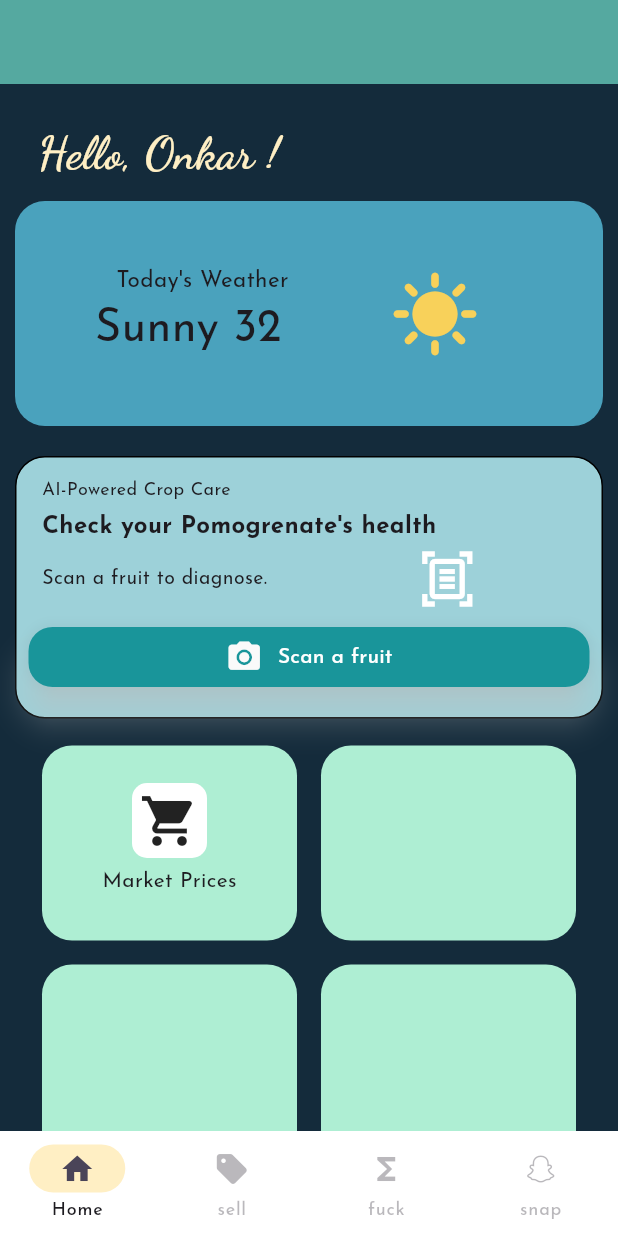
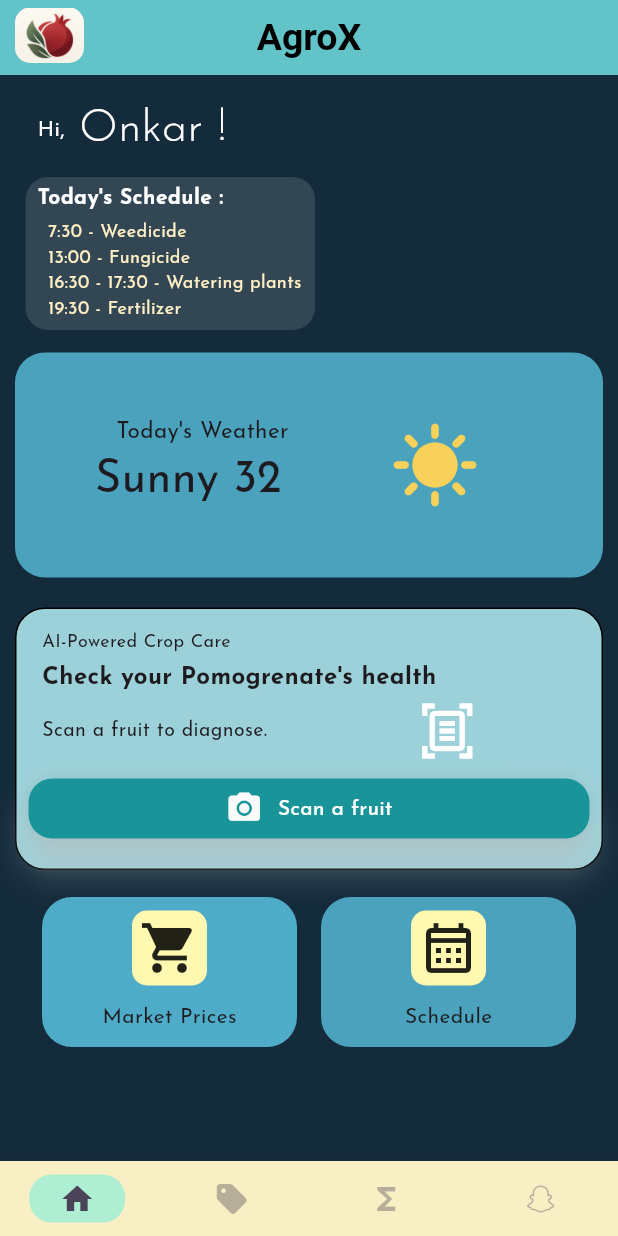
Before and after one commit to OnkarGaikwad-astro/AgroX, a Flutter app: the screen it shows after launch, on a phone screen of 412 x 824 dp. Run offline on Flutter 3.47's test engine with Material 3 defaults, Android fonts, the phone set to English and light mode, and no system bars; our stand-ins replace google_fonts.

Commit message:
added features

```diff
--- a/agrox/lib/homePage.dart
+++ b/agrox/lib/homePage.dart
@@ -18,17 +18,72 @@ class _HomepageState extends State<Homepage> {
         child: Column(
           children: [
             Padding(
-              padding: const EdgeInsets.only(top: 25, left: 25, bottom: 0),
+              padding: const EdgeInsets.only(top: 15, left: 25, bottom: 10),
               child: Container(
+                child: Row(
+                  children: [
+                    Align(
+                      alignment: Alignment.topLeft,
+                      child: Text(
+                        "Hi,",
+                        style: TextStyle(color: Colors.white),
+                      ),
+                    ),
+                    Align(
+                      alignment: Alignment.topLeft,
+                      child: Text(
+                        " ${widget.username} !",
+                        style: GoogleFonts.josefinSans(
+                          fontSize: 30,
+                          fontWeight: FontWeight.w300,
+                          color: Colors.white,
+                        ),
+                      ),
+                    ),
+                  ],
+                ),
+              ),
+            ),
+            Padding(
+              padding: const EdgeInsets.only(left: 17.0, bottom: 5),
               child: Align(
-                  alignment: AlignmentGeometry.topLeft,
+                alignment: Alignment.centerLeft,
+                child: Container(
+                  // height: 130,
+                  // width: 200,
+                  decoration: BoxDecoration(
+                    borderRadius: BorderRadius.circular(15),
+                    color: const Color.fromARGB(33, 255, 255, 255),
+                  ),
+                  child: Column(
+                    crossAxisAlignment: CrossAxisAlignment.start,
+                    children: [
+                      Padding(
+                        padding: const EdgeInsets.only(
+                          left: 8.0,
+                          top: 4,
+                          bottom: 4,
+                        ),
                         child: Text(
-                    "Hello, ${widget.username} !",
-                    style: GoogleFonts.dancingScript(
-                      fontSize: 30,
-                      fontWeight: FontWeight.w700,
-                      color: kAccentVariant,
+                          "Today's Schedule :",
+                          style: TextStyle(
+                            color: Colors.white,
+                            fontWeight: FontWeight.bold,
                           ),
+                        ),
+                      ),
+                      Padding(
+                        padding: const EdgeInsets.only(
+                          left: 15.0,
+                          bottom: 6,
+                          right: 5,
+                        ),
+                        child: Text(
+                          "7:30 - Weedicide \n13:00 - Fungicide \n16:30 - 17:30 - Watering plants \n19:30 - Fertilizer",
+                          style: TextStyle(color: kAccentVariant, fontSize: 12),
+                        ),
+                      ),
+                    ],
                   ),
                 ),
               ),
@@ -192,23 +247,32 @@ class _HomepageState extends State<Homepage> {
                 Padding(
                   padding: const EdgeInsets.all(8.0),
                   child: Container(
-                    height: 130,
+                    height: 100,
                     width: 170,
                     decoration: BoxDecoration(
                       borderRadius: BorderRadius.circular(20),
-                      color: kMint,
+                      color: const Color.fromARGB(223, 87, 190, 221),
                     ),
                     child: Column(
                       mainAxisAlignment: MainAxisAlignment.center,
                       children: [
-                        Container(decoration: BoxDecoration(color: Colors.white,borderRadius: BorderRadius.circular(10)),child: Padding(
-                          padding: const EdgeInsets.all(5.0),
-                          child: Icon(Icons.shopping_cart,size: 40,),
-                        )),
                         Padding(
                           padding: const EdgeInsets.all(5.0),
+                          child: Container(
+                            decoration: BoxDecoration(
+                              color: kLemon,
+                              borderRadius: BorderRadius.circular(10),
+                            ),
+                            child: Padding(
+                              padding: const EdgeInsets.all(5.0),
+                              child: Icon(Icons.shopping_cart, size: 40),
+                            ),
+                          ),
+                        ),
+                        Padding(
+                          padding: const EdgeInsets.all(6.0),
                           child: Text("Market Prices"),
-                        )
+                        ),
                       ],
                     ),
                   ),
@@ -216,38 +280,36 @@ class _HomepageState extends State<Homepage> {
                 Padding(
                   padding: const EdgeInsets.all(8.0),
                   child: Container(
-                    height: 130,
+                    height: 100,
                     width: 170,
                     decoration: BoxDecoration(
                       borderRadius: BorderRadius.circular(20),
-                      color: kMint,
+                      color: const Color.fromARGB(223, 82, 179, 208),
                     ),
-                  ),
-                ),
-              ],
-            ),
-            Row(
+                    child: Column(
                       mainAxisAlignment: MainAxisAlignment.center,
                       children: [
                         Padding(
-                  padding: const EdgeInsets.all(8.0),
+                          padding: const EdgeInsets.all(5.0),
                           child: Container(
-                    height: 130,
-                    width: 170,
                             decoration: BoxDecoration(
-                      borderRadius: BorderRadius.circular(20),
-                      color: kMint,
+                              color: kLemon,
+                              borderRadius: BorderRadius.circular(10),
+                            ),
+                            child: Padding(
+                              padding: const EdgeInsets.all(5.0),
+                              child: Icon(
+                                Icons.calendar_month_outlined,
+                                size: 40,
+                              ),
                             ),
                           ),
                         ),
                         Padding(
-                  padding: const EdgeInsets.all(8.0),
-                  child: Container(
-                    height: 130,
-                    width: 170,
-                    decoration: BoxDecoration(
-                      borderRadius: BorderRadius.circular(20),
-                      color: kMint,
+                          padding: const EdgeInsets.all(6.0),
+                          child: Text("Schedule"),
+                        ),
+                      ],
                     ),
                   ),
                 ),
--- a/agrox/lib/rootpage.dart
+++ b/agrox/lib/rootpage.dart
@@ -1,11 +1,12 @@
 import 'package:agrox/homePage.dart';
 import 'package:agrox/tools/colorTheme.dart';
 import 'package:flutter/material.dart';
+import 'package:google_fonts/google_fonts.dart';
 
 class Rootpage extends StatefulWidget {
   final String username;
 
-  const Rootpage({super.key,required this.username});
+  const Rootpage({super.key, required this.username});
 
   @override
   State<Rootpage> createState() => _RootpageState();
@@ -14,36 +15,71 @@ class Rootpage extends StatefulWidget {
 class _RootpageState extends State<Rootpage> {
   int curr_page_index = 0;
 
-  final List<Widget> pages = [
-    Homepage(username: "Onkar")
-  ];
+  final List<Widget> pages = [Homepage(username: "Onkar")];
 
   @override
   Widget build(BuildContext context) {
     return Scaffold(
       bottomNavigationBar: NavigationBar(
-        height: 70,
-        backgroundColor: const Color.fromARGB(255, 255, 255, 255),
-        indicatorColor: kAccentVariant,
+        height: 50,
+        backgroundColor: kAccentVariant,
+        indicatorColor: kMint,
+        shadowColor: kBackground,
+        surfaceTintColor: kMint,
         animationDuration: Duration(milliseconds: 100),
         selectedIndex: curr_page_index,
+        indicatorShape: RoundedRectangleBorder(
+          borderRadius: BorderRadiusGeometry.circular(15),
+        ),
+        labelBehavior: NavigationDestinationLabelBehavior.alwaysHide,
         onDestinationSelected: (value) {
           setState(() {
             curr_page_index = value;
           });
         },
         destinations: [
-          NavigationDestination(icon: Icon(Icons.home), label: "Home",),
-          NavigationDestination(icon: Icon(Icons.sell_rounded), label: "sell",enabled: false,),
-          NavigationDestination(icon: Icon(Icons.functions), label: "fuck",enabled: false,),
-          NavigationDestination(icon: Icon(Icons.snapchat), label: "snap",enabled: false,),
+          NavigationDestination(icon: Icon(Icons.home), label: "Home"),
+          NavigationDestination(
+            icon: Icon(Icons.sell_rounded),
+            label: "sell",
+            enabled: false,
+          ),
+          NavigationDestination(
+            icon: Icon(Icons.functions),
+            label: "fuck",
+            enabled: false,
+          ),
+          NavigationDestination(
+            icon: Icon(Icons.snapchat),
+            label: "snap",
+            enabled: false,
+          ),
         ],
       ),
-      appBar: AppBar(backgroundColor: kSeafoam),
-      body: IndexedStack(
-        index: curr_page_index,
-        children:pages,
+      appBar: AppBar(
+        backgroundColor: kPrimaryVariant,
+        toolbarHeight: 50,
+        leading: Padding(
+          padding: const EdgeInsets.only(left: 10.0, bottom: 8, top: 5),
+          child: ClipRRect(
+            borderRadius: BorderRadiusGeometry.circular(10),
+            child: Image.asset(
+              "assets/icons/Pomo_icon.png",
+              fit: BoxFit.fitWidth,
+            ),
+          ),
+        ),
+        title: Text(
+          "AgroX",
+          style: GoogleFonts.moiraiOne(
+            color: Colors.black,
+            fontWeight: FontWeight.bold,
+            fontSize: 25
+          ),
+        ),
+        centerTitle: true,
       ),
+      body: IndexedStack(index: curr_page_index, children: pages),
     );
   }
 }
--- a/agrox/pubspec.yaml
+++ b/agrox/pubspec.yaml
@@ -18,3 +18,6 @@ dev_dependencies:
 
 flutter:
   uses-material-design: true
+
+  assets:
+    - assets/icons/
```
Also changed, not shown: agrox/assets/icons/Pomo_icon.png (added). Lines whose indentation alone changed are shown as unchanged.
